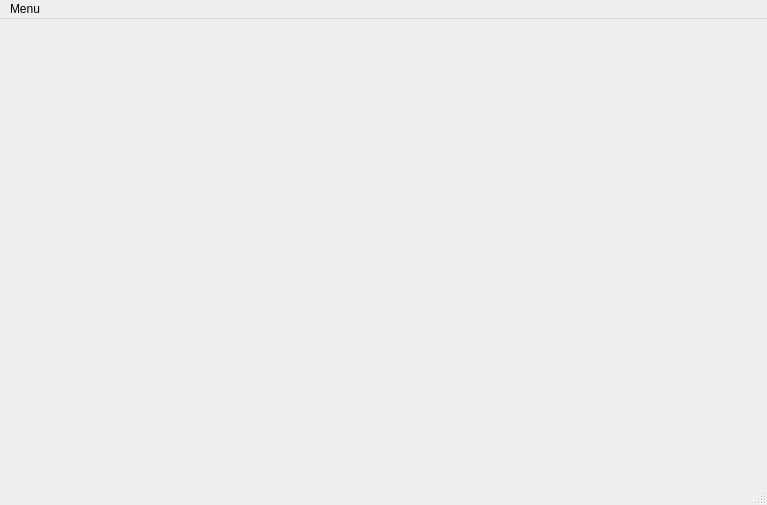
Qt form Serveur/serveur.ui (Itrimel/Codenames) before a commit.
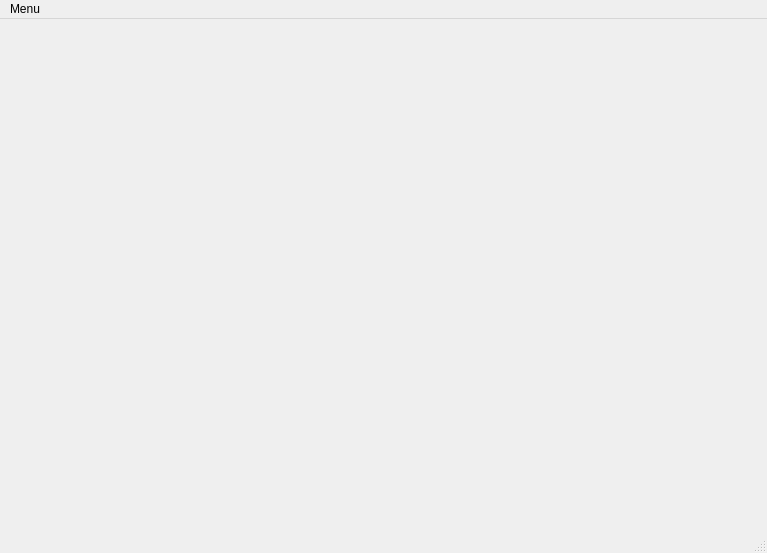
The same form after that commit.

Commit message: [Serveur] Ajout de l'indication de qui commence

Patch:
```diff
--- a/Serveur/serveur.ui
+++ b/Serveur/serveur.ui
@@ -7,7 +7,7 @@
     <x>0</x>
     <y>0</y>
     <width>767</width>
-    <height>505</height>
+    <height>553</height>
    </rect>
   </property>
   <property name="windowTitle">
```
The commit also changes 2 other files.
